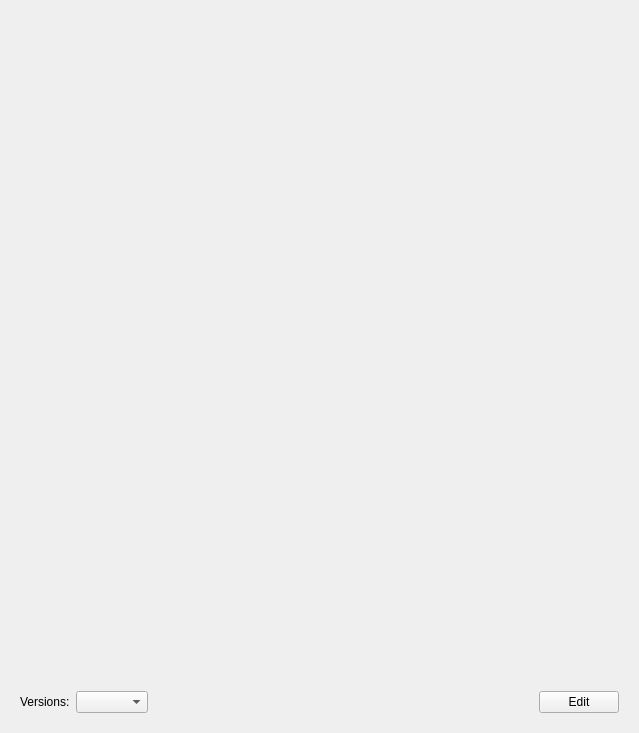
Above: jezen/viewer.ui from HazenBabcock/APyEC before the change. Below: the same form after it.
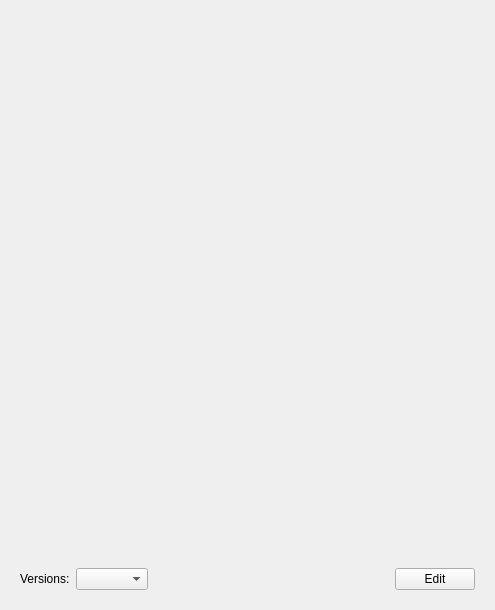
That is the form after the change.

```diff
--- a/jezen/viewer.ui
+++ b/jezen/viewer.ui
@@ -6,8 +6,8 @@
    <rect>
     <x>0</x>
     <y>0</y>
-    <width>639</width>
-    <height>733</height>
+    <width>495</width>
+    <height>610</height>
    </rect>
   </property>
   <property name="windowTitle">
```
